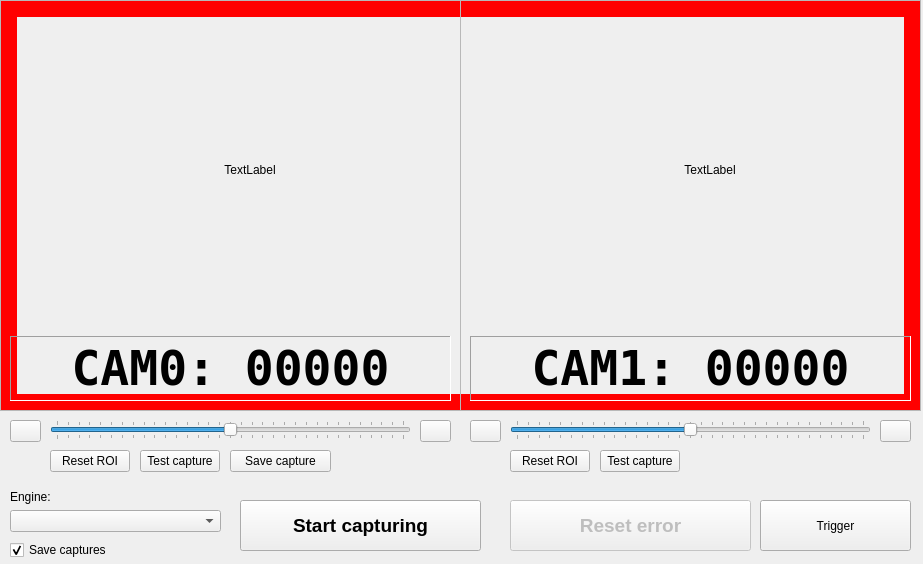
Old version of the form mainWindow.ui in the repository cmbsolutions/RpiCameraComparer.
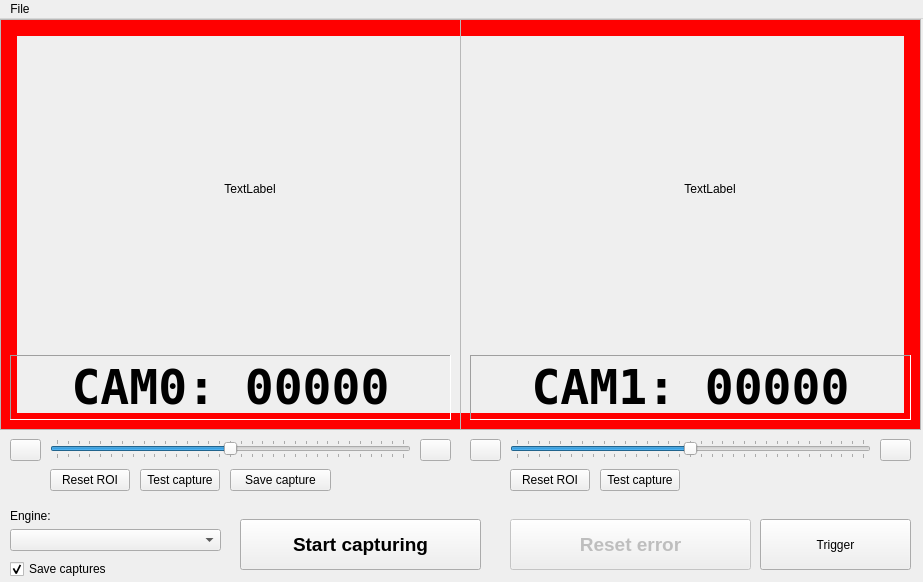
New version of the form. Icons and pictures are not drawn.

Patch:
```diff
--- a/mainWindow.ui
+++ b/mainWindow.ui
@@ -10,7 +10,7 @@
     <x>0</x>
     <y>0</y>
     <width>923</width>
-    <height>564</height>
+    <height>582</height>
    </rect>
   </property>
   <property name="windowTitle">
@@ -608,6 +608,35 @@
    <zorder>cSaveImg</zorder>
    <zorder>bTriggerManual</zorder>
   </widget>
+  <widget class="QMenuBar" name="menuBar">
+   <property name="geometry">
+    <rect>
+     <x>0</x>
+     <y>0</y>
+     <width>923</width>
+     <height>19</height>
+    </rect>
+   </property>
+   <widget class="QMenu" name="menuFile">
+    <property name="title">
+     <string>File</string>
+    </property>
+    <addaction name="actionExit_application"/>
+   </widget>
+   <addaction name="menuFile"/>
+  </widget>
+  <action name="actionExit_application">
+   <property name="icon">
+    <iconset resource="Resources/icons.qrc">
+     <normaloff>:/main/application-exit.png</normaloff>:/main/application-exit.png</iconset>
+   </property>
+   <property name="text">
+    <string>Exit application</string>
+   </property>
+   <property name="menuRole">
+    <enum>QAction::MenuRole::QuitRole</enum>
+   </property>
+  </action>
  </widget>
  <resources>
   <include location="Resources/icons.qrc"/>
```
Left out of the diff: 51 changed lines with no effect on the pictures.
